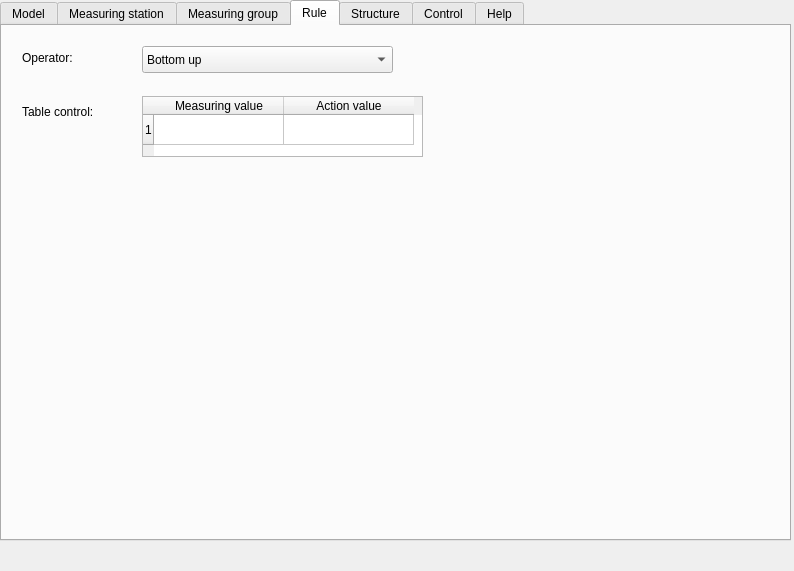
Old version of the form ui/control_structures_dockwidget.ui in the repository nens/threedi-results-analysis.
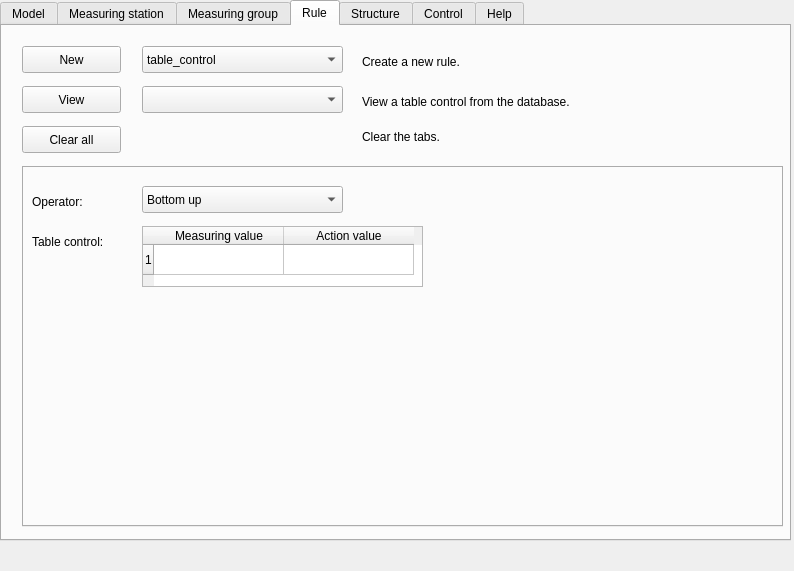
New version of the form. The open tabs and pages were chosen to show the change.

Commit message: Add GUI elements to Rule tab.

Diff of the .ui file:
```diff
--- a/ui/control_structures_dockwidget.ui
+++ b/ui/control_structures_dockwidget.ui
@@ -272,8 +272,8 @@
      <widget class="QLabel" name="label_input_rule_operator">
       <property name="geometry">
        <rect>
-        <x>20</x>
-        <y>16</y>
+        <x>30</x>
+        <y>160</y>
         <width>71</width>
         <height>31</height>
        </rect>
@@ -286,8 +286,8 @@
       <property name="geometry">
        <rect>
         <x>140</x>
-        <y>20</y>
-        <width>251</width>
+        <y>160</y>
+        <width>201</width>
         <height>27</height>
        </rect>
       </property>
@@ -305,8 +305,8 @@
      <widget class="QLabel" name="label_input_rule_table_control">
       <property name="geometry">
        <rect>
-        <x>20</x>
-        <y>70</y>
+        <x>30</x>
+        <y>200</y>
         <width>101</width>
         <height>31</height>
        </rect>
@@ -319,7 +319,7 @@
       <property name="geometry">
        <rect>
         <x>140</x>
-        <y>70</y>
+        <y>200</y>
         <width>281</width>
         <height>61</height>
        </rect>
@@ -356,6 +356,144 @@
        </property>
       </item>
      </widget>
+     <widget class="QPushButton" name="pushbutton_input_rule_new">
+      <property name="geometry">
+       <rect>
+        <x>20</x>
+        <y>20</y>
+        <width>99</width>
+        <height>27</height>
+       </rect>
+      </property>
+      <property name="text">
+       <string>New</string>
+      </property>
+     </widget>
+     <widget class="QComboBox" name="combobox_input_rule_type_2">
+      <property name="geometry">
+       <rect>
+        <x>140</x>
+        <y>20</y>
+        <width>201</width>
+        <height>27</height>
+       </rect>
+      </property>
+      <item>
+       <property name="text">
+        <string>table_control</string>
+       </property>
+      </item>
+     </widget>
+     <widget class="QLabel" name="label_input_rule_new">
+      <property name="geometry">
+       <rect>
+        <x>360</x>
+        <y>20</y>
+        <width>361</width>
+        <height>31</height>
+       </rect>
+      </property>
+      <property name="text">
+       <string>Create a new rule.</string>
+      </property>
+     </widget>
+     <widget class="QPushButton" name="pushbutton_input_rule_view">
+      <property name="geometry">
+       <rect>
+        <x>20</x>
+        <y>60</y>
+        <width>99</width>
+        <height>27</height>
+       </rect>
+      </property>
+      <property name="text">
+       <string>View</string>
+      </property>
+     </widget>
+     <widget class="QComboBox" name="combobox_input_rule_view">
+      <property name="geometry">
+       <rect>
+        <x>140</x>
+        <y>60</y>
+        <width>201</width>
+        <height>27</height>
+       </rect>
+      </property>
+     </widget>
+     <widget class="QLabel" name="label_input_rule_view">
+      <property name="geometry">
+       <rect>
+        <x>360</x>
+        <y>60</y>
+        <width>361</width>
+        <height>31</height>
+       </rect>
+      </property>
+      <property name="text">
+       <string>View a table control from the database.</string>
+      </property>
+     </widget>
+     <widget class="QPushButton" name="pushbutton_input_rule_clear">
+      <property name="geometry">
+       <rect>
+        <x>20</x>
+        <y>100</y>
+        <width>99</width>
+        <height>27</height>
+       </rect>
+      </property>
+      <property name="text">
+       <string>Clear all</string>
+      </property>
+     </widget>
+     <widget class="QLabel" name="label_input_rule_clear">
+      <property name="geometry">
+       <rect>
+        <x>360</x>
+        <y>100</y>
+        <width>371</width>
+        <height>21</height>
+       </rect>
+      </property>
+      <property name="text">
+       <string>Clear the tabs.</string>
+      </property>
+     </widget>
+     <widget class="QTabWidget" name="tab_table_control_view">
+      <property name="geometry">
+       <rect>
+        <x>20</x>
+        <y>140</y>
+        <width>761</width>
+        <height>361</height>
+       </rect>
+      </property>
+      <property name="autoFillBackground">
+       <bool>false</bool>
+      </property>
+      <property name="currentIndex">
+       <number>-1</number>
+      </property>
+      <property name="tabsClosable">
+       <bool>true</bool>
+      </property>
+      <property name="movable">
+       <bool>true</bool>
+      </property>
+     </widget>
+     <zorder>tab_table_control_view</zorder>
+     <zorder>label_input_rule_operator</zorder>
+     <zorder>combobox_input_rule_operator</zorder>
+     <zorder>label_input_rule_table_control</zorder>
+     <zorder>tablewidget_input_rule_table_control</zorder>
+     <zorder>pushbutton_input_rule_new</zorder>
+     <zorder>combobox_input_rule_type_2</zorder>
+     <zorder>label_input_rule_new</zorder>
+     <zorder>pushbutton_input_rule_view</zorder>
+     <zorder>combobox_input_rule_view</zorder>
+     <zorder>label_input_rule_view</zorder>
+     <zorder>pushbutton_input_rule_clear</zorder>
+     <zorder>label_input_rule_clear</zorder>
     </widget>
     <widget class="QWidget" name="tab_structure">
      <attribute name="title">
```
Left out of the diff: 2 changed lines with no effect on the pictures.
